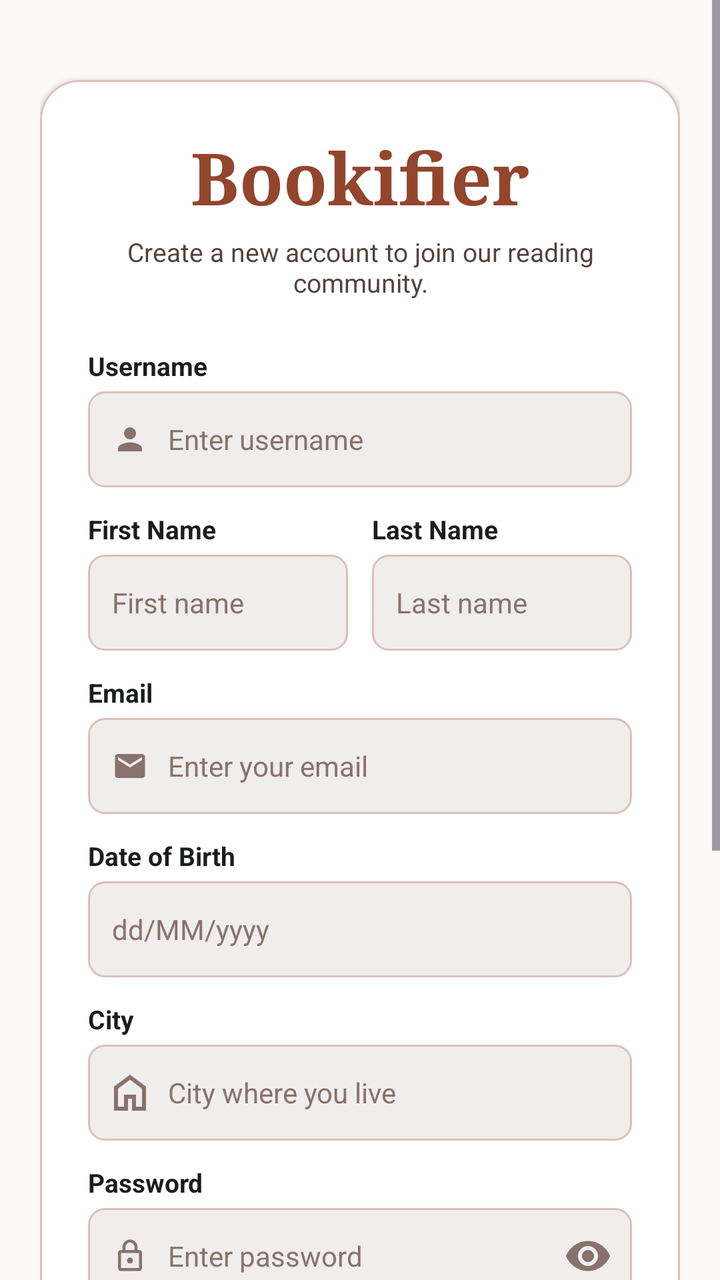
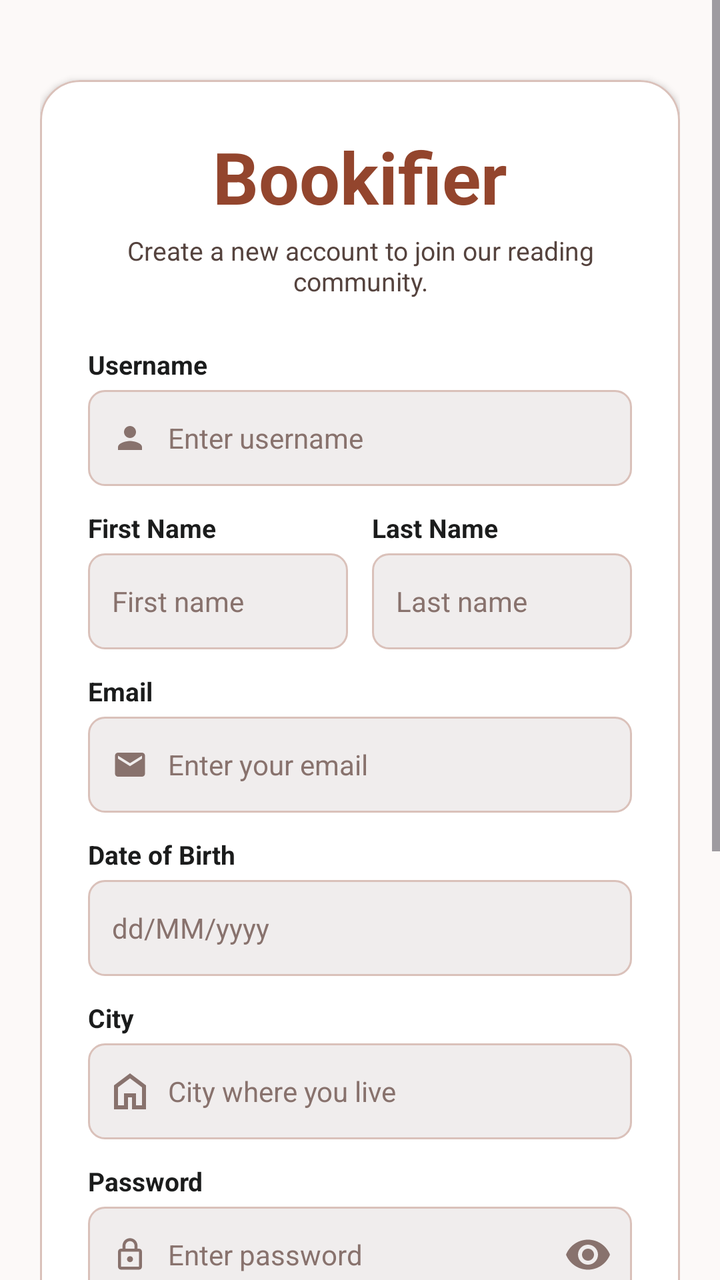

An Android layout rendered at two revisions. The XML below is the earlier revision; the diff shows what the commit changed to produce the second picture.
<!-- AndroidManifest.xml: application theme Theme.Bookify -->
<!-- res/layout/activity_register.xml -->
<?xml version="1.0" encoding="utf-8"?>
<ScrollView xmlns:android="http://schemas.android.com/apk/res/android"
    xmlns:app="http://schemas.android.com/apk/res-auto"
    xmlns:tools="http://schemas.android.com/tools"
    android:layout_width="match_parent"
    android:layout_height="match_parent"
    android:fillViewport="true"
    android:background="@color/surface_bg"
    tools:context=".ui.auth.RegisterActivity">

    <androidx.constraintlayout.widget.ConstraintLayout
        android:layout_width="match_parent"
        android:layout_height="wrap_content"
        android:padding="20dp">

        <View
            android:id="@+id/topSpacer"
            android:layout_width="match_parent"
            android:layout_height="20dp"
            app:layout_constraintTop_toTopOf="parent" />

        
        <com.google.android.material.card.MaterialCardView
            android:id="@+id/cardContainer"
            android:layout_width="match_parent"
            android:layout_height="wrap_content"
            app:cardCornerRadius="20dp"
            app:cardElevation="2dp"
            app:cardBackgroundColor="@color/white"
            app:strokeColor="@color/outline_variant"
            app:strokeWidth="1dp"
            app:cardPreventCornerOverlap="false"
            app:layout_constraintTop_toBottomOf="@id/topSpacer"
            app:layout_constraintBottom_toBottomOf="parent"
            app:layout_constraintStart_toStartOf="parent"
            app:layout_constraintEnd_toEndOf="parent"
            app:layout_constraintVertical_bias="0.3">

            <LinearLayout
                android:layout_width="match_parent"
                android:layout_height="wrap_content"
                android:orientation="vertical"
                android:padding="24dp">

            
            <TextView
                android:id="@+id/tvAppTitle"
                android:layout_width="wrap_content"
                android:layout_height="wrap_content"
                android:layout_gravity="center_horizontal"
                android:text="Bookifier"
                android:textColor="@color/brown_primary"
                android:textSize="36sp"
                android:textStyle="bold"
                android:fontFamily="serif" />

            <TextView
                android:id="@+id/tvSubtitle"
                android:layout_width="wrap_content"
                android:layout_height="wrap_content"
                android:layout_gravity="center_horizontal"
                android:layout_marginTop="4dp"
                android:layout_marginBottom="24dp"
                android:text="@string/register_subtitle"
                android:textColor="@color/on_surface_variant"
                android:textSize="13sp"
                android:gravity="center" />

            
            <TextView
                android:layout_width="wrap_content"
                android:layout_height="wrap_content"
                android:text="@string/label_username"
                android:textColor="@color/on_surface"
                android:textSize="13sp"
                android:textStyle="bold"
                android:layout_marginBottom="4dp" />

            <FrameLayout
                android:layout_width="match_parent"
                android:layout_height="48dp"
                android:background="@drawable/bg_input_field"
                android:layout_marginBottom="12dp">

                <ImageView
                    android:layout_width="18dp"
                    android:layout_height="18dp"
                    android:layout_gravity="center_vertical|start"
                    android:layout_marginStart="12dp"
                    android:src="@drawable/ic_person"
                    app:tint="@color/outline" />

                <EditText
                    android:id="@+id/etUsername"
                    android:layout_width="match_parent"
                    android:layout_height="match_parent"
                    android:background="@null"
                    android:hint="@string/hint_username"
                    android:inputType="text"
                    android:paddingStart="40dp"
                    android:paddingEnd="12dp"
                    android:textColor="@color/on_surface"
                    android:textColorHint="@color/outline"
                    android:textSize="14sp" />
            </FrameLayout>

            
            <LinearLayout
                android:layout_width="match_parent"
                android:layout_height="wrap_content"
                android:orientation="horizontal"
                android:layout_marginBottom="12dp">

                
                <LinearLayout
                    android:layout_width="0dp"
                    android:layout_height="wrap_content"
                    android:layout_weight="1"
                    android:orientation="vertical"
                    android:layout_marginEnd="6dp">

                    <TextView
                        android:layout_width="wrap_content"
                        android:layout_height="wrap_content"
                        android:text="@string/label_first_name"
                        android:textColor="@color/on_surface"
                        android:textSize="13sp"
                        android:textStyle="bold"
                        android:layout_marginBottom="4dp" />

                    <EditText
                        android:id="@+id/etFirstName"
                        android:layout_width="match_parent"
                        android:layout_height="48dp"
                        android:background="@drawable/bg_input_field"
                        android:hint="@string/hint_first_name"
                        android:inputType="textPersonName"
                        android:paddingStart="12dp"
                        android:paddingEnd="12dp"
                        android:textColor="@color/on_surface"
                        android:textColorHint="@color/outline"
                        android:textSize="14sp" />
                </LinearLayout>

                
                <LinearLayout
                    android:layout_width="0dp"
                    android:layout_height="wrap_content"
                    android:layout_weight="1"
                    android:orientation="vertical"
                    android:layout_marginStart="6dp">

                    <TextView
                        android:layout_width="wrap_content"
                        android:layout_height="wrap_content"
                        android:text="@string/label_last_name"
                        android:textColor="@color/on_surface"
                        android:textSize="13sp"
                        android:textStyle="bold"
                        android:layout_marginBottom="4dp" />

                    <EditText
                        android:id="@+id/etLastName"
                        android:layout_width="match_parent"
                        android:layout_height="48dp"
                        android:background="@drawable/bg_input_field"
                        android:hint="@string/hint_last_name"
                        android:inputType="textPersonName"
                        android:paddingStart="12dp"
                        android:paddingEnd="12dp"
                        android:textColor="@color/on_surface"
                        android:textColorHint="@color/outline"
                        android:textSize="14sp" />
                </LinearLayout>

            </LinearLayout>

            
            <TextView
                android:layout_width="wrap_content"
                android:layout_height="wrap_content"
                android:text="@string/label_email"
                android:textColor="@color/on_surface"
                android:textSize="13sp"
                android:textStyle="bold"
                android:layout_marginBottom="4dp" />

            <FrameLayout
                android:layout_width="match_parent"
                android:layout_height="48dp"
                android:background="@drawable/bg_input_field"
                android:layout_marginBottom="12dp">

                <ImageView
                    android:layout_width="18dp"
                    android:layout_height="18dp"
                    android:layout_gravity="center_vertical|start"
                    android:layout_marginStart="12dp"
                    android:src="@drawable/ic_menu_message"
                    app:tint="@color/outline" />

                <EditText
                    android:id="@+id/etEmail"
                    android:layout_width="match_parent"
                    android:layout_height="match_parent"
                    android:background="@null"
                    android:hint="@string/hint_email"
                    android:inputType="textEmailAddress"
                    android:paddingStart="40dp"
                    android:paddingEnd="12dp"
                    android:textColor="@color/on_surface"
                    android:textColorHint="@color/outline"
                    android:textSize="14sp" />
            </FrameLayout>

            
            <TextView
                android:layout_width="wrap_content"
                android:layout_height="wrap_content"
                android:text="@string/label_dob"
                android:textColor="@color/on_surface"
                android:textSize="13sp"
                android:textStyle="bold"
                android:layout_marginBottom="4dp" />

            <FrameLayout
                android:layout_width="match_parent"
                android:layout_height="48dp"
                android:background="@drawable/bg_input_field"
                android:layout_marginBottom="12dp">

                <EditText
                    android:id="@+id/etDob"
                    android:layout_width="match_parent"
                    android:layout_height="match_parent"
                    android:background="@null"
                    android:hint="dd/MM/yyyy"
                    android:focusable="false"
                    android:clickable="true"
                    android:paddingStart="12dp"
                    android:paddingEnd="12dp"
                    android:textColor="@color/on_surface"
                    android:textColorHint="@color/outline"
                    android:textSize="14sp" />
            </FrameLayout>

            
            <TextView
                android:layout_width="wrap_content"
                android:layout_height="wrap_content"
                android:text="@string/label_city"
                android:textColor="@color/on_surface"
                android:textSize="13sp"
                android:textStyle="bold"
                android:layout_marginBottom="4dp" />

            <FrameLayout
                android:layout_width="match_parent"
                android:layout_height="48dp"
                android:background="@drawable/bg_input_field"
                android:layout_marginBottom="12dp">

                <ImageView
                    android:layout_width="18dp"
                    android:layout_height="18dp"
                    android:layout_gravity="center_vertical|start"
                    android:layout_marginStart="12dp"
                    android:src="@drawable/ic_home"
                    app:tint="@color/outline" />

                <EditText
                    android:id="@+id/etCity"
                    android:layout_width="match_parent"
                    android:layout_height="match_parent"
                    android:background="@null"
                    android:hint="@string/hint_city"
                    android:inputType="text"
                    android:paddingStart="40dp"
                    android:paddingEnd="12dp"
                    android:textColor="@color/on_surface"
                    android:textColorHint="@color/outline"
                    android:textSize="14sp" />
            </FrameLayout>

            
            <TextView
                android:layout_width="wrap_content"
                android:layout_height="wrap_content"
                android:text="@string/label_password"
                android:textColor="@color/on_surface"
                android:textSize="13sp"
                android:textStyle="bold"
                android:layout_marginBottom="4dp" />

            <FrameLayout
                android:layout_width="match_parent"
                android:layout_height="48dp"
                android:background="@drawable/bg_input_field"
                android:layout_marginBottom="16dp">

                <ImageView
                    android:layout_width="18dp"
                    android:layout_height="18dp"
                    android:layout_gravity="center_vertical|start"
                    android:layout_marginStart="12dp"
                    android:src="@drawable/ic_lock"
                    app:tint="@color/outline" />

                <EditText
                    android:id="@+id/etPassword"
                    android:layout_width="match_parent"
                    android:layout_height="match_parent"
                    android:background="@null"
                    android:hint="@string/hint_password_register"
                    android:inputType="textPassword"
                    android:paddingStart="40dp"
                    android:paddingEnd="44dp"
                    android:textColor="@color/on_surface"
                    android:textColorHint="@color/outline"
                    android:textSize="14sp" />

                <ImageButton
                    android:id="@+id/btnTogglePassword"
                    android:layout_width="44dp"
                    android:layout_height="match_parent"
                    android:layout_gravity="center_vertical|end"
                    android:background="?attr/selectableItemBackgroundBorderless"
                    android:src="@drawable/ic_visibility"
                    app:tint="@color/outline"
                    android:contentDescription="Toggle password visibility" />
            </FrameLayout>

            
            <TextView
                android:layout_width="wrap_content"
                android:layout_height="wrap_content"
                android:text="@string/label_confirm_password"
                android:textColor="@color/on_surface"
                android:textSize="13sp"
                android:textStyle="bold"
                android:layout_marginBottom="4dp" />

            <FrameLayout
                android:layout_width="match_parent"
                android:layout_height="48dp"
                android:background="@drawable/bg_input_field"
                android:layout_marginBottom="16dp">

                <ImageView
                    android:layout_width="18dp"
                    android:layout_height="18dp"
                    android:layout_gravity="center_vertical|start"
                    android:layout_marginStart="12dp"
                    android:src="@drawable/ic_lock"
                    app:tint="@color/outline" />

                <EditText
                    android:id="@+id/etConfirmPassword"
                    android:layout_width="match_parent"
                    android:layout_height="match_parent"
                    android:background="@null"
                    android:hint="@string/hint_confirm_password"
                    android:inputType="textPassword"
                    android:paddingStart="40dp"
                    android:paddingEnd="44dp"
                    android:textColor="@color/on_surface"
                    android:textColorHint="@color/outline"
                    android:textSize="14sp" />

                <ImageButton
                    android:id="@+id/btnToggleConfirmPassword"
                    android:layout_width="44dp"
                    android:layout_height="match_parent"
                    android:layout_gravity="center_vertical|end"
                    android:background="?attr/selectableItemBackgroundBorderless"
                    android:src="@drawable/ic_visibility"
                    app:tint="@color/outline"
                    android:contentDescription="Toggle confirm password visibility" />
            </FrameLayout>

            
            <LinearLayout
                android:layout_width="match_parent"
                android:layout_height="wrap_content"
                android:orientation="horizontal"
                android:gravity="center_vertical"
                android:layout_marginBottom="20dp">

                <CheckBox
                    android:id="@+id/cbTerms"
                    android:layout_width="wrap_content"
                    android:layout_height="wrap_content"
                    android:buttonTint="@color/brown_primary" />

                <TextView
                    android:id="@+id/tvTermsLabel"
                    android:layout_width="wrap_content"
                    android:layout_height="wrap_content"
                    android:text="@string/terms_agreement"
                    android:textColor="@color/on_surface_variant"
                    android:textSize="12sp"
                    android:lineSpacingExtra="2dp" />
            </LinearLayout>

            
            <Button
                android:id="@+id/btnRegister"
                android:layout_width="match_parent"
                android:layout_height="50dp"
                android:background="@drawable/bg_btn_primary"
                app:backgroundTint="@null"
                android:text="@string/btn_register"
                android:textColor="@color/white"
                android:textSize="16sp"
                android:textStyle="bold"
                android:textAllCaps="false"
                android:elevation="0dp" />

            
            <LinearLayout
                android:layout_width="wrap_content"
                android:layout_height="wrap_content"
                android:layout_gravity="center_horizontal"
                android:orientation="horizontal"
                android:layout_marginTop="20dp">

                <TextView
                    android:layout_width="wrap_content"
                    android:layout_height="wrap_content"
                    android:text="@string/prompt_has_account"
                    android:textColor="@color/on_surface_variant"
                    android:textSize="14sp" />

                <TextView
                    android:id="@+id/tvGoToLogin"
                    android:layout_width="wrap_content"
                    android:layout_height="wrap_content"
                    android:text="@string/btn_login"
                    android:textColor="@color/brown_primary"
                    android:textSize="14sp"
                    android:textStyle="bold"
                    android:clickable="true"
                    android:focusable="true"
                    android:padding="4dp" />
            </LinearLayout>

            </LinearLayout>
        </com.google.android.material.card.MaterialCardView>

    </androidx.constraintlayout.widget.ConstraintLayout>
</ScrollView>
<!-- resources referenced by this layout -->
<resources>
  <color name="brown_primary">#93452D</color>
  <color name="on_surface">#1B1C1C</color>
  <color name="on_surface_variant">#55433E</color>
  <color name="outline">#88726D</color>
  <color name="outline_variant">#DAC1BA</color>
  <color name="surface_bg">#FCF9F8</color>
  <color name="white">#FFFFFFFF</color>
  <!-- drawable bg_btn_primary (drawable) -->
  <?xml version="1.0" encoding="utf-8"?>
  <ripple xmlns:android="http://schemas.android.com/apk/res/android"
      android:color="#33FFFFFF">
      <item>
          <shape android:shape="rectangle">
              <solid android:color="@color/brown_primary" />
              <corners android:radius="8dp" />
          </shape>
      </item>
  </ripple>
  <!-- drawable bg_input_field (drawable) -->
  <?xml version="1.0" encoding="utf-8"?>
  <shape xmlns:android="http://schemas.android.com/apk/res/android"
      android:shape="rectangle">
      <solid android:color="@color/surface_container" />
      <corners android:radius="8dp" />
      <stroke
          android:width="1dp"
          android:color="@color/outline_variant" />
  </shape>
  <!-- drawable ic_home (drawable) -->
  <vector xmlns:android="http://schemas.android.com/apk/res/android"
      android:width="16dp"
      android:height="18dp"
      android:viewportWidth="16"
      android:viewportHeight="18">
    <path
        android:pathData="M2,16H5V10H11V16H14V7L8,2.5L2,7V16V16M0,18V6L8,0L16,6V18H9V12H7V18H0V18M8,9.25V9.25V9.25V9.25V9.25V9.25V9.25V9.25V9.25V9.25V9.25"
        android:fillColor="#5D4037"/>
  </vector>
  <!-- drawable ic_person (drawable) -->
  <vector xmlns:android="http://schemas.android.com/apk/res/android"
      android:width="24dp"
      android:height="24dp"
      android:viewportWidth="24"
      android:viewportHeight="24">
    <path
        android:fillColor="#FF88726D"
        android:pathData="M12,12c2.21,0 4,-1.79 4,-4s-1.79,-4 -4,-4 -4,1.79 -4,4 1.79,4 4,4zM12,14c-2.67,0 -8,1.34 -8,4v2h16v-2c0,-2.66 -5.33,-4 -8,-4z"/>
  </vector>
  <!-- drawable ic_visibility (drawable) -->
  <vector xmlns:android="http://schemas.android.com/apk/res/android"
      android:width="24dp"
      android:height="24dp"
      android:viewportWidth="24"
      android:viewportHeight="24">
    <path
        android:fillColor="#FF88726D"
        android:pathData="M12,4.5C7,4.5 2.73,7.61 1,12c1.73,4.39 6,7.5 11,7.5s9.27,-3.11 11,-7.5c-1.73,-4.39 -6,-7.5 -11,-7.5zM12,17c-2.76,0 -5,-2.24 -5,-5s2.24,-5 5,-5 5,2.24 5,5 -2.24,5 -5,5zm0,-8c-1.66,0 -3,1.34 -3,3s1.34,3 3,3 3,-1.34 3,-3 -1.34,-3 -3,-3z"/>
  </vector>
  <string name="btn_login">Sign In</string>
  <string name="btn_register">Register</string>
  <string name="hint_city">City where you live</string>
  <string name="hint_confirm_password">Re-enter password</string>
  <string name="hint_email">Enter your email</string>
  <string name="hint_first_name">First name</string>
  <string name="hint_last_name">Last name</string>
  <string name="hint_password_register">Enter password</string>
  <string name="hint_username">Enter username</string>
  <string name="label_city">City</string>
  <string name="label_confirm_password">Confirm Password</string>
  <string name="label_dob">Date of Birth</string>
  <string name="label_email">Email</string>
  <string name="label_first_name">First Name</string>
  <string name="label_last_name">Last Name</string>
  <string name="label_password">Password</string>
  <string name="label_username">Username</string>
  <string name="prompt_has_account">Already have an account? </string>
  <string name="register_subtitle">Create a new account to join our reading community.</string>
  <string name="terms_agreement">I agree to the Terms of Service and Privacy Policy.</string>
  <style name="Theme.Bookify" parent="Base.Theme.Bookify" />
  <color name="surface_container">#F0EDED</color>
  <style name="Base.Theme.Bookify" parent="Theme.Material3.DayNight.NoActionBar">
          
          
      </style>
  <!-- unchanged entries left out for length: 2 -->
</resources>

<!-- the commit's change to res/layout/activity_register.xml (unified diff, before → after) -->
@@ -51,8 +51,7 @@
                 android:text="Bookifier"
                 android:textColor="@color/brown_primary"
                 android:textSize="36sp"
-                android:textStyle="bold"
-                android:fontFamily="serif" />
+                android:textStyle="bold" />
 
             <TextView
                 android:id="@+id/tvSubtitle"
